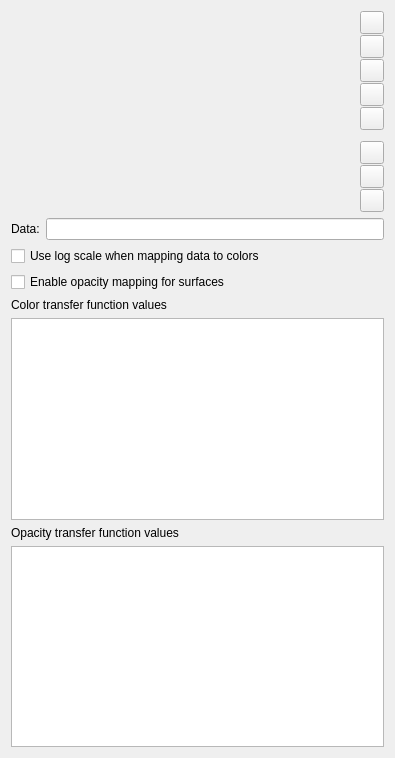
Before: the Qt Designer form Qt/ApplicationComponents/Resources/UI/pqColorOpacityEditorWidget.ui in Kitware/ParaView, drawn with Qt 5.
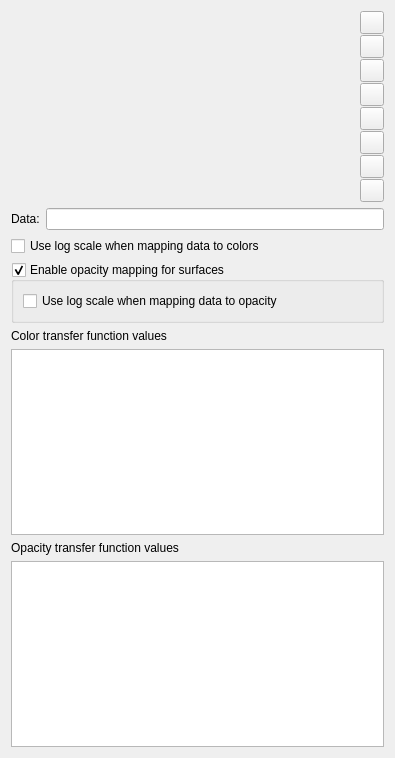
After: the same form once the commit is applied. Icons and pictures are not drawn. Custom widgets are drawn as their Qt base class.

Commit message: Add log scaling UI for opacity transfer function editing.

The edit to the form file:
```diff
--- a/Qt/ApplicationComponents/Resources/UI/pqColorOpacityEditorWidget.ui
+++ b/Qt/ApplicationComponents/Resources/UI/pqColorOpacityEditorWidget.ui
@@ -233,13 +233,22 @@
     </widget>
    </item>
    <item>
-    <widget class="QCheckBox" name="EnableOpacityMapping">
-     <property name="toolTip">
-      <string>&lt;html&gt;&lt;head/&gt;&lt;body&gt;&lt;p&gt;When checked, the opacity function is used to render translucent surfaces.&lt;/p&gt;&lt;/body&gt;&lt;/html&gt;</string>
-     </property>
-     <property name="text">
+    <widget class="QGroupBox" name="EnableOpacityMapping">
+     <property name="title">
       <string>Enable opacity mapping for surfaces</string>
      </property>
+     <property name="checkable">
+      <bool>true</bool>
+     </property>
+     <layout class="QVBoxLayout" name="verticalLayout_3">
+      <item>
+       <widget class="QCheckBox" name="UseLogScaleOpacity">
+        <property name="text">
+         <string>Use log scale when mapping data to opacity</string>
+        </property>
+       </widget>
+      </item>
+     </layout>
     </widget>
    </item>
    <item>
```
The commit also changes 4 other files.
